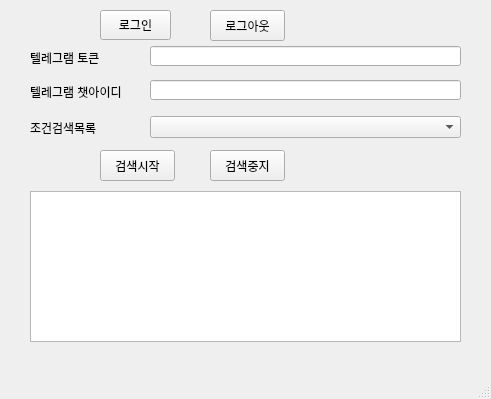
The window that main_window.ui (gomtinQQ/x64_kiwoom_telegram) describes before a commit, drawn with Qt 5.
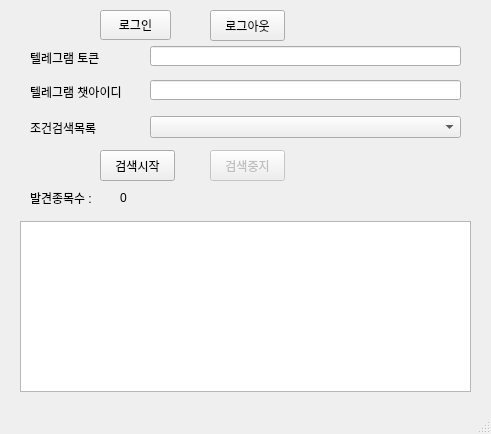
The same window after the commit.

The edit to the form file:
```diff
--- a/main_window.ui
+++ b/main_window.ui
@@ -7,7 +7,7 @@
     <x>0</x>
     <y>0</y>
     <width>491</width>
-    <height>399</height>
+    <height>434</height>
    </rect>
   </property>
   <property name="windowTitle">
@@ -109,16 +109,6 @@
      </rect>
     </property>
    </widget>
-   <widget class="QListView" name="listView_msg">
-    <property name="geometry">
-     <rect>
-      <x>30</x>
-      <y>191</y>
-      <width>431</width>
-      <height>151</height>
-     </rect>
-    </property>
-   </widget>
    <widget class="QPushButton" name="btn_start">
     <property name="geometry">
      <rect>
@@ -133,6 +123,9 @@
     </property>
    </widget>
    <widget class="QPushButton" name="btn_stop">
+    <property name="enabled">
+     <bool>false</bool>
+    </property>
     <property name="geometry">
      <rect>
       <x>210</x>
@@ -145,6 +138,42 @@
      <string>검색중지</string>
     </property>
    </widget>
+   <widget class="QListWidget" name="list_findItems">
+    <property name="geometry">
+     <rect>
+      <x>20</x>
+      <y>221</y>
+      <width>451</width>
+      <height>171</height>
+     </rect>
+    </property>
+   </widget>
+   <widget class="QLabel" name="label_4">
+    <property name="geometry">
+     <rect>
+      <x>30</x>
+      <y>190</y>
+      <width>81</width>
+      <height>16</height>
+     </rect>
+    </property>
+    <property name="text">
+     <string>발견종목수 : </string>
+    </property>
+   </widget>
+   <widget class="QLabel" name="label_findCount">
+    <property name="geometry">
+     <rect>
+      <x>120</x>
+      <y>190</y>
+      <width>41</width>
+      <height>16</height>
+     </rect>
+    </property>
+    <property name="text">
+     <string>0</string>
+    </property>
+   </widget>
   </widget>
   <widget class="QMenuBar" name="menubar">
    <property name="geometry">
```
Left out of the diff: 2 changed lines with no effect on the pictures.
